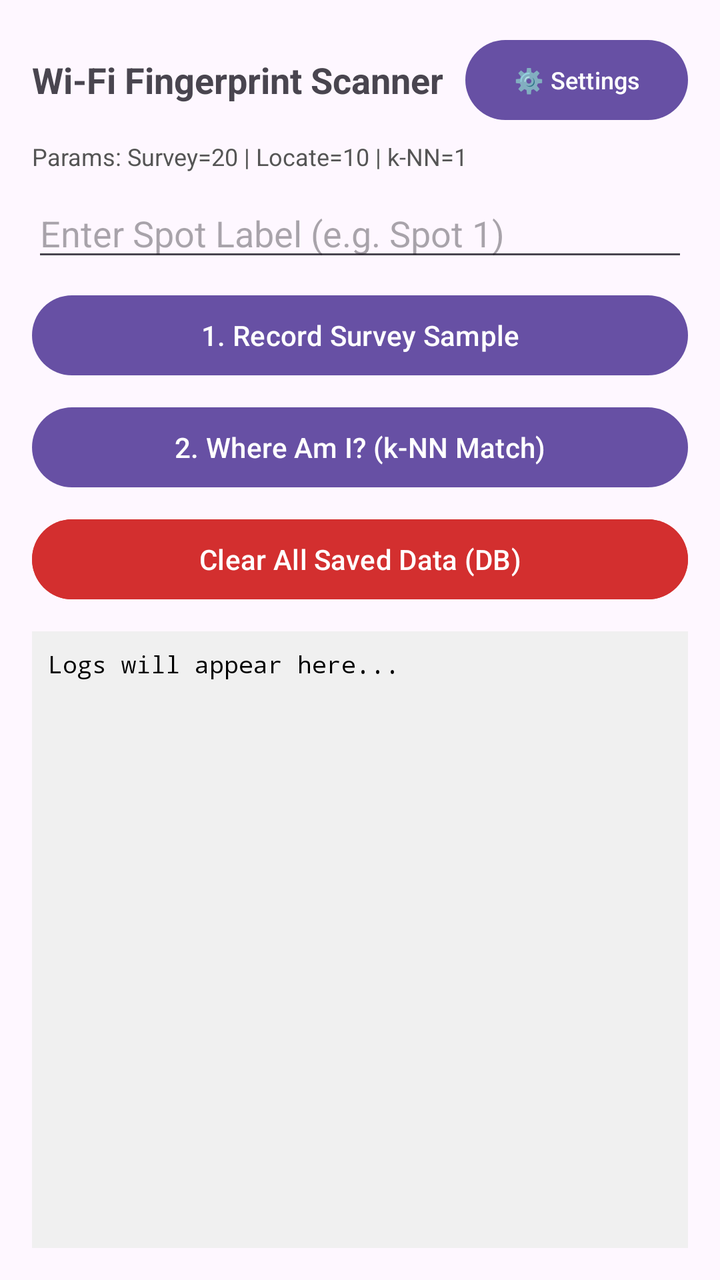
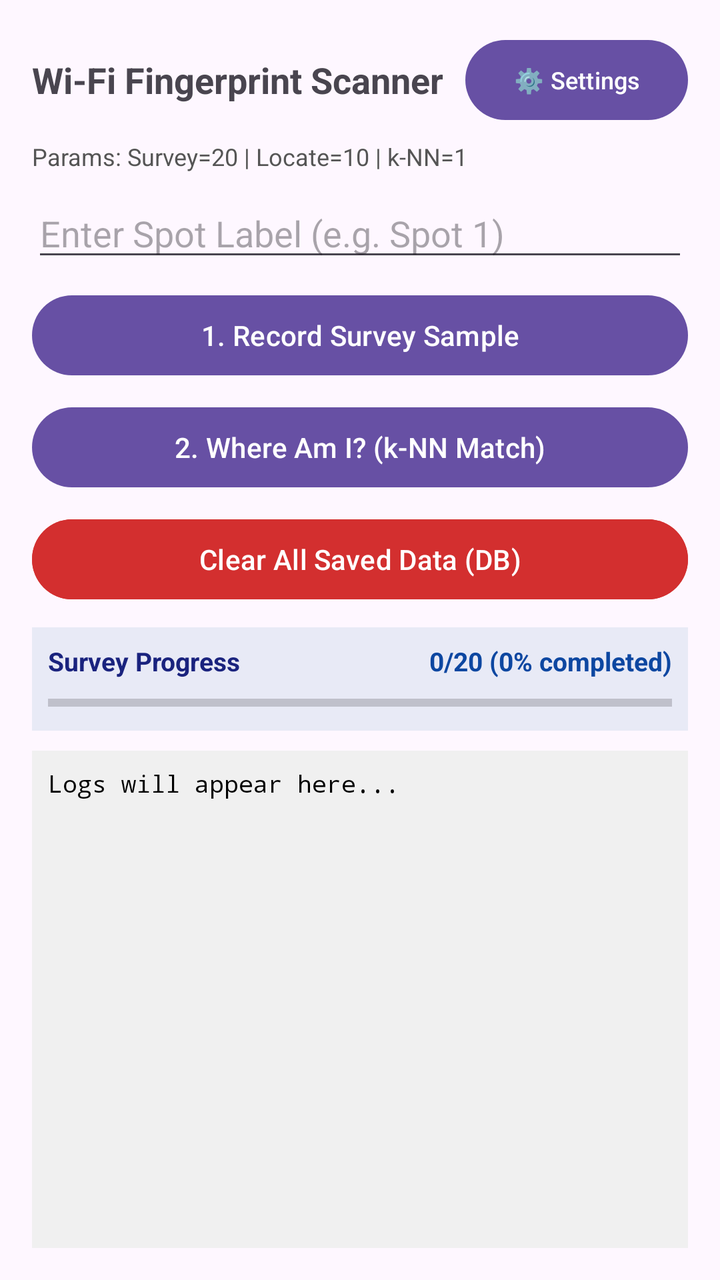

An Android layout rendered at two revisions. The XML below is the earlier revision; the diff shows what the commit changed to produce the second picture.
<!-- AndroidManifest.xml: application theme Theme.WifiFingerprint -->
<!-- res/layout/activity_main.xml -->
<?xml version="1.0" encoding="utf-8"?>
<LinearLayout xmlns:android="http://schemas.android.com/apk/res/android"
    android:id="@+id/main"
    android:layout_width="match_parent"
    android:layout_height="match_parent"
    android:orientation="vertical"
    android:padding="16dp">

    <LinearLayout
        android:layout_width="match_parent"
        android:layout_height="wrap_content"
        android:orientation="horizontal"
        android:gravity="center_vertical"
        android:layout_marginBottom="6dp">

        <TextView
            android:layout_width="0dp"
            android:layout_height="wrap_content"
            android:layout_weight="1"
            android:text="@string/wi_fi_fingerprint_scanner"
            android:textSize="18sp"
            android:textStyle="bold" />

        <Button
            android:id="@+id/btnSettings"
            android:layout_width="wrap_content"
            android:layout_height="wrap_content"
            android:text="⚙️ Settings"
            android:textSize="12sp" />
    </LinearLayout>

    <TextView
        android:id="@+id/tvSettingsSummary"
        android:layout_width="match_parent"
        android:layout_height="wrap_content"
        android:text="Params: Survey=20 | Locate=10 | k-NN=1"
        android:textSize="12sp"
        android:textColor="#555555"
        android:layout_marginBottom="8dp" />

    <EditText
        android:id="@+id/editSpotName"
        android:layout_width="match_parent"
        android:layout_height="wrap_content"
        android:hint="@string/enter_spot_label_e_g_spot_1" />

    <Button
        android:id="@+id/btnSurvey"
        android:layout_width="match_parent"
        android:layout_height="wrap_content"
        android:text="@string/_1_record_survey_sample"
        android:layout_marginTop="8dp" />

    <Button
        android:id="@+id/btnLocate"
        android:layout_width="match_parent"
        android:layout_height="wrap_content"
        android:text="@string/_2_where_am_i_k_nn_match"
        android:layout_marginTop="8dp" />

    <Button
        android:id="@+id/btnClearData"
        android:layout_width="match_parent"
        android:layout_height="wrap_content"
        android:text="Clear All Saved Data (DB)"
        android:backgroundTint="#D32F2F"
        android:textColor="#FFFFFF"
        android:layout_marginTop="8dp" />

    <ScrollView
        android:id="@+id/scrollView"
        android:layout_width="match_parent"
        android:layout_height="0dp"
        android:layout_weight="1"
        android:layout_marginTop="12dp"
        android:background="#F0F0F0"
        android:padding="8dp">

        <TextView
            android:id="@+id/tvLogs"
            android:layout_width="match_parent"
            android:layout_height="wrap_content"
            android:text="Logs will appear here..."
            android:textColor="@color/black"
            android:fontFamily="monospace"
            android:textSize="12sp" />
    </ScrollView>
</LinearLayout>
<!-- resources referenced by this layout -->
<resources>
  <color name="black">#FF000000</color>
  <string name="_1_record_survey_sample">1. Record Survey Sample</string>
  <string name="_2_where_am_i_k_nn_match">2. Where Am I? (k-NN Match)</string>
  <string name="enter_spot_label_e_g_spot_1">Enter Spot Label (e.g. Spot 1)</string>
  <string name="wi_fi_fingerprint_scanner">Wi-Fi Fingerprint Scanner</string>
  <style name="Theme.WifiFingerprint" parent="Base.Theme.WifiFingerprint" />
  <style name="Base.Theme.WifiFingerprint" parent="Theme.Material3.DayNight.NoActionBar">
          
          
      </style>
</resources>

<!-- the commit's change to res/layout/activity_main.xml (unified diff, before → after) -->
@@ -67,12 +67,61 @@
         android:textColor="#FFFFFF"
         android:layout_marginTop="8dp" />
 
+    
+    <LinearLayout
+        android:id="@+id/layoutProgress"
+        android:layout_width="match_parent"
+        android:layout_height="wrap_content"
+        android:orientation="vertical"
+        android:layout_marginTop="10dp"
+        android:layout_marginBottom="6dp"
+        android:background="#E8EAF6"
+        android:padding="8dp">
+
+        <LinearLayout
+            android:layout_width="match_parent"
+            android:layout_height="wrap_content"
+            android:orientation="horizontal"
+            android:gravity="center_vertical">
+
+            <TextView
+                android:id="@+id/tvProgressLabel"
+                android:layout_width="0dp"
+                android:layout_height="wrap_content"
+                android:layout_weight="1"
+                android:text="Survey Progress"
+                android:textStyle="bold"
+                android:textSize="13sp"
+                android:textColor="#1A237E" />
+
+            <TextView
+                android:id="@+id/tvProgressText"
+                android:layout_width="wrap_content"
+                android:layout_height="wrap_content"
+                android:text="0/20 (0% completed)"
+                android:textSize="13sp"
+                android:textStyle="bold"
+                android:textColor="#0D47A1" />
+        </LinearLayout>
+
+        <ProgressBar
+            android:id="@+id/progressBar"
+            style="?android:attr/progressBarStyleHorizontal"
+            android:layout_width="match_parent"
+            android:layout_height="12dp"
+            android:layout_marginTop="6dp"
+            android:max="100"
+            android:progress="0"
+            android:indeterminate="false"
+            android:progressTint="#1976D2" />
+    </LinearLayout>
+
     <ScrollView
         android:id="@+id/scrollView"
         android:layout_width="match_parent"
         android:layout_height="0dp"
         android:layout_weight="1"
-        android:layout_marginTop="12dp"
+        android:layout_marginTop="4dp"
         android:background="#F0F0F0"
         android:padding="8dp">
 
